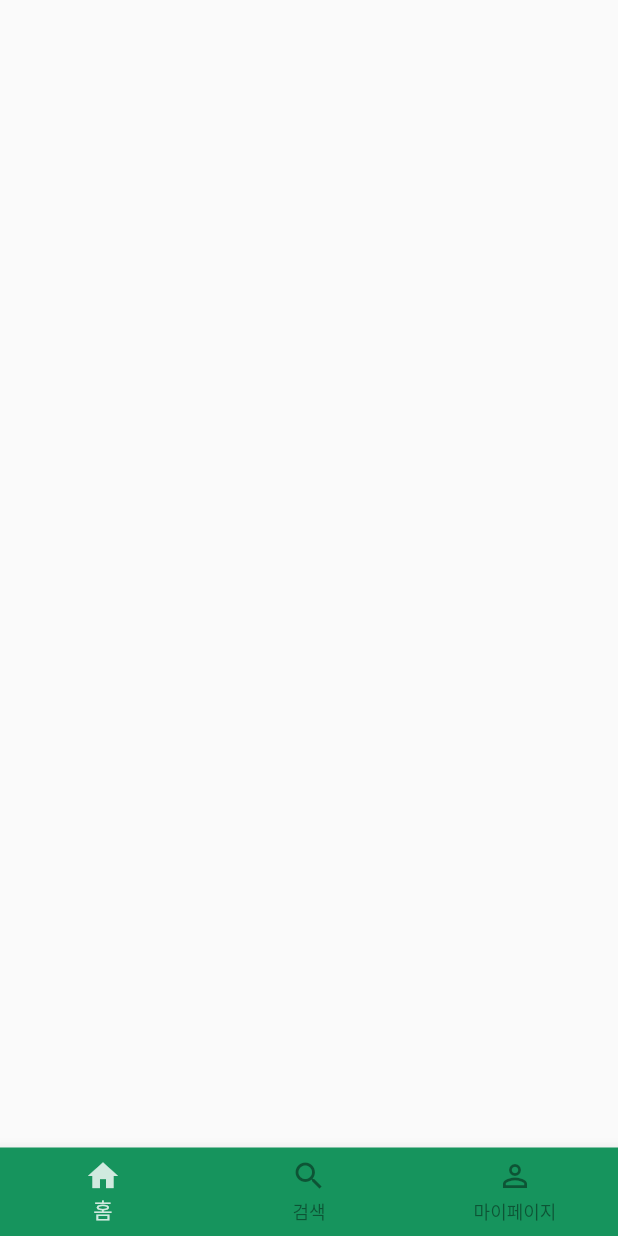
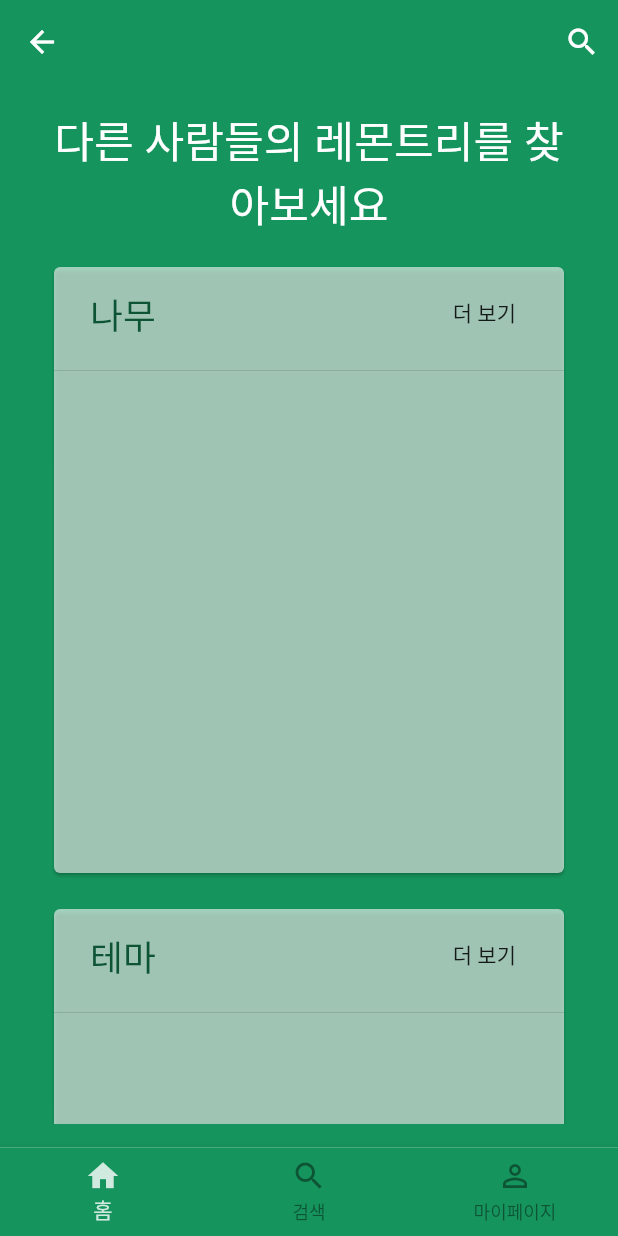
Before and after one commit to json-kim/lemon-tree, a Flutter app: the TabScreen screen opened directly, swiped to page 2, on a phone screen of 412 x 824 dp. Run offline on Flutter 3.47's test engine with Material 2 defaults, Android fonts, the phone set to English and light mode, and no system bars; our stand-ins replace dio, flutter_secure_storage, freezed_annotation, logger, responsive_sizer; accounts and stored records are empty; generated files the repository leaves out were written again; network calls fail.

Commit message:
검색 화면 구성

```diff
--- a/lib/core/di/provider_setting.dart
+++ b/lib/core/di/provider_setting.dart
@@ -11,6 +11,7 @@ import 'package:lemon_tree/domain/usecase/memory/add_memory_use_case.dart';
 import 'package:lemon_tree/domain/usecase/tree/get_tree_count_use_case.dart';
 import 'package:lemon_tree/presentation/auth/auth_view_model.dart';
 import 'package:lemon_tree/presentation/home/home_view_model.dart';
+import 'package:lemon_tree/presentation/search/search_view_model.dart';
 import 'package:provider/provider.dart';
 import 'package:provider/single_child_widget.dart';
 
@@ -59,6 +60,11 @@ Future<List<SingleChildWidget>> setProviders() async {
         context.read<GetTreeCountUseCase>(),
       ),
     ),
+
+    // search
+    ChangeNotifierProvider(
+      create: (context) => SearchViewModel(),
+    ),
   ];
 
   return [
--- /dev/null
+++ b/lib/presentation/my/my_screen.dart
@@ -0,0 +1,33 @@
+import 'package:flutter/material.dart';
+import 'package:lemon_tree/presentation/constants/colors.dart';
+
+class MyScreen extends StatefulWidget {
+  const MyScreen({Key? key}) : super(key: key);
+
+  @override
+  _MyScreenState createState() => _MyScreenState();
+}
+
+class _MyScreenState extends State<MyScreen> {
+  @override
+  Widget build(BuildContext context) {
+    return Scaffold(
+      backgroundColor: mainGreen,
+      resizeToAvoidBottomInset: false,
+      appBar: AppBar(
+        leading: null,
+        backgroundColor: Colors.transparent,
+        elevation: 0,
+        actions: [
+          IconButton(
+            onPressed: () {},
+            icon: const Icon(
+              Icons.menu_outlined,
+              color: Colors.white,
+            ),
+          ),
+        ],
+      ),
+    );
+  }
+}
--- /dev/null
+++ b/lib/presentation/search/search_event.dart
@@ -0,0 +1,10 @@
+import 'package:freezed_annotation/freezed_annotation.dart';
+
+part 'search_event.freezed.dart';
+
+@freezed
+class SearchEvent with _$SearchEvent {
+  const factory SearchEvent.load() = Load;
+  const factory SearchEvent.searchWithContent(String content) =
+      SearchWithContent;
+}
--- /dev/null
+++ b/lib/presentation/search/search_screen.dart
@@ -0,0 +1,186 @@
+import 'package:flutter/material.dart';
+import 'package:lemon_tree/presentation/constants/colors.dart';
+import 'package:lemon_tree/presentation/search/search_event.dart';
+import 'package:provider/provider.dart';
+import 'package:responsive_sizer/responsive_sizer.dart';
+
+import 'search_view_model.dart';
+
+class SearchScreen extends StatefulWidget {
+  const SearchScreen({Key? key}) : super(key: key);
+
+  @override
+  _SearchScreenState createState() => _SearchScreenState();
+}
+
+class _SearchScreenState extends State<SearchScreen> {
+  @override
+  Widget build(BuildContext context) {
+    final viewModel = context.watch<SearchViewModel>();
+    final state = viewModel.state;
+
+    return Scaffold(
+      resizeToAvoidBottomInset: false,
+      backgroundColor: mainGreen,
+      appBar: AppBar(
+        elevation: 0,
+        backgroundColor: Colors.transparent,
+        leading: null,
+        actions: [
+          IconButton(
+            onPressed: () {
+              // TODO:
+              // 검색 화면
+              // 검색 기능 구현
+            },
+            icon: const Icon(
+              Icons.search_outlined,
+              color: Colors.white,
+            ),
+          )
+        ],
+      ),
+      body: Stack(
+        children: [
+          Padding(
+            padding: const EdgeInsets.symmetric(horizontal: 32, vertical: 16),
+            child: RefreshIndicator(
+              onRefresh: () async {
+                viewModel.onEvent(const SearchEvent.load());
+              },
+              child: ListView(
+                children: [
+                  Center(
+                      child: Text(
+                    '다른 사람들의 레몬트리를 찾아보세요',
+                    style: TextStyle(fontSize: 22.sp, color: Colors.white),
+                    textAlign: TextAlign.center,
+                  )),
+                  const SizedBox(height: 16),
+                  Padding(
+                    padding: const EdgeInsets.only(bottom: 16),
+                    child: SizedBox(
+                      width: double.infinity,
+                      height: 50.h,
+                      child: Card(
+                        color: Colors.white.withOpacity(0.6),
+                        child: Column(
+                          children: [
+                            Padding(
+                              padding: const EdgeInsets.symmetric(
+                                  vertical: 12, horizontal: 24),
+                              child: Row(
+                                mainAxisAlignment:
+                                    MainAxisAlignment.spaceBetween,
+                                children: [
+                                  Text(
+                                    '나무',
+                                    style: TextStyle(
+                                        fontSize: 20.sp, color: darkGreen),
+                                  ),
+                                  InkWell(
+                                    onTap: () {},
+                                    child: const Padding(
+                                      padding: EdgeInsets.all(8.0),
+                                      child: Text('더 보기'),
+                                    ),
+                                  ),
+                                ],
+                              ),
+                            ),
+                            Divider(),
+                          ],
+                        ),
+                      ),
+                    ),
+                  ),
+                  Padding(
+                    padding: const EdgeInsets.only(bottom: 16),
+                    child: SizedBox(
+                      width: double.infinity,
+                      height: 50.h,
+                      child: Card(
+                        color: Colors.white.withOpacity(0.6),
+                        child: Column(
+                          children: [
+                            Padding(
+                              padding: const EdgeInsets.symmetric(
+                                  vertical: 12, horizontal: 24),
+                              child: Row(
+                                mainAxisAlignment:
+                                    MainAxisAlignment.spaceBetween,
+                                children: [
+                                  Text(
+                                    '테마',
+                                    style: TextStyle(
+                                        fontSize: 20.sp, color: darkGreen),
+                                  ),
+                                  InkWell(
+                                    onTap: () {},
+                                    child: const Padding(
+                                      padding: EdgeInsets.all(8.0),
+                                      child: Text('더 보기'),
+                                    ),
+                                  ),
+                                ],
+                              ),
+                            ),
+                            Divider(),
+                          ],
+                        ),
+                      ),
+                    ),
+                  ),
+                  Padding(
+                    padding: const EdgeInsets.only(bottom: 16),
+                    child: SizedBox(
+                      width: double.infinity,
+                      height: 50.h,
+                      child: Card(
+                        color: Colors.white.withOpacity(0.6),
+                        child: Column(
+                          children: [
+                            Padding(
+                              padding: const EdgeInsets.symmetric(
+                                  vertical: 12, horizontal: 24),
+                              child: Row(
+                                mainAxisAlignment:
+                                    MainAxisAlignment.spaceBetween,
+                                children: [
+                                  Text(
+                                    '지역',
+                                    style: TextStyle(
+                                        fontSize: 20.sp, color: darkGreen),
+                                  ),
+                                  InkWell(
+                                    onTap: () {},
+                                    child: const Padding(
+                                      padding: EdgeInsets.all(8.0),
+                                      child: Text('더 보기'),
+                                    ),
+                                  ),
+                                ],
+                              ),
+                            ),
+                            Divider(),
+                          ],
+                        ),
+                      ),
+                    ),
+                  ),
+                ],
+              ),
+            ),
+          ),
+
+          // 로딩 시 로딩 바
+          if (state.isLoading)
+            Container(
+              alignment: Alignment.center,
+              child: const CircularProgressIndicator(),
+            ),
+        ],
+      ),
+    );
+  }
+}
--- /dev/null
+++ b/lib/presentation/search/search_state.dart
@@ -0,0 +1,8 @@
+import 'package:freezed_annotation/freezed_annotation.dart';
+
+part 'search_state.freezed.dart';
+
+@freezed
+class SearchState with _$SearchState {
+  const factory SearchState({@Default(false) bool isLoading}) = _SearchState;
+}
--- /dev/null
+++ b/lib/presentation/search/search_ui_event.dart
@@ -0,0 +1,8 @@
+import 'package:freezed_annotation/freezed_annotation.dart';
+
+part 'search_ui_event.freezed.dart';
+
+@freezed
+class SearchUiEvent with _$SearchUiEvent {
+  const factory SearchUiEvent.snackBar(String message) = SnackBar;
+}
--- /dev/null
+++ b/lib/presentation/search/search_view_model.dart
@@ -0,0 +1,33 @@
+import 'dart:async';
+
+import 'package:flutter/material.dart';
+
+import 'search_state.dart';
+import 'search_event.dart';
+import 'search_ui_event.dart';
+
+class SearchViewModel with ChangeNotifier {
+  final _streamController = StreamController<SearchUiEvent>.broadcast();
+  Stream<SearchUiEvent> get uiEventStream => _streamController.stream;
+
+  SearchState _state = SearchState();
+  SearchState get state => _state;
+
+  SearchViewModel() {
+    _load();
+  }
+
+  @override
+  void dispose() {
+    _streamController.close();
+    super.dispose();
+  }
+
+  void onEvent(SearchEvent event) {
+    event.when(load: _load, searchWithContent: _searchWithContnet);
+  }
+
+  Future<void> _load() async {}
+
+  Future<void> _searchWithContnet(String content) async {}
+}
--- a/lib/presentation/tab_screen.dart
+++ b/lib/presentation/tab_screen.dart
@@ -1,6 +1,8 @@
 import 'package:flutter/material.dart';
 import 'package:lemon_tree/presentation/constants/colors.dart';
 import 'package:lemon_tree/presentation/home/home_screen.dart';
+import 'package:lemon_tree/presentation/my/my_screen.dart';
+import 'package:lemon_tree/presentation/search/search_screen.dart';
 
 class TabScreen extends StatefulWidget {
   const TabScreen({Key? key}) : super(key: key);
@@ -15,8 +17,8 @@ class _TabScreenState extends State<TabScreen> {
 
   final List<Widget> _pages = [
     const HomeScreen(),
-    Container(),
-    Container(),
+    const SearchScreen(),
+    const MyScreen(),
   ];
 
   @override
```
